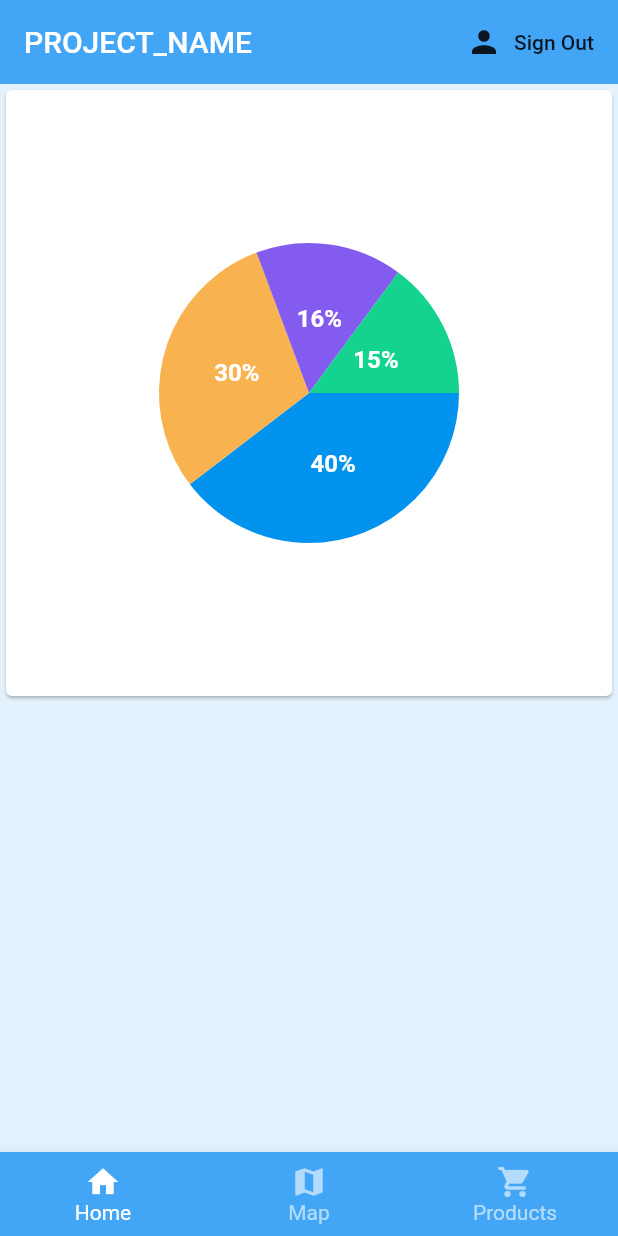
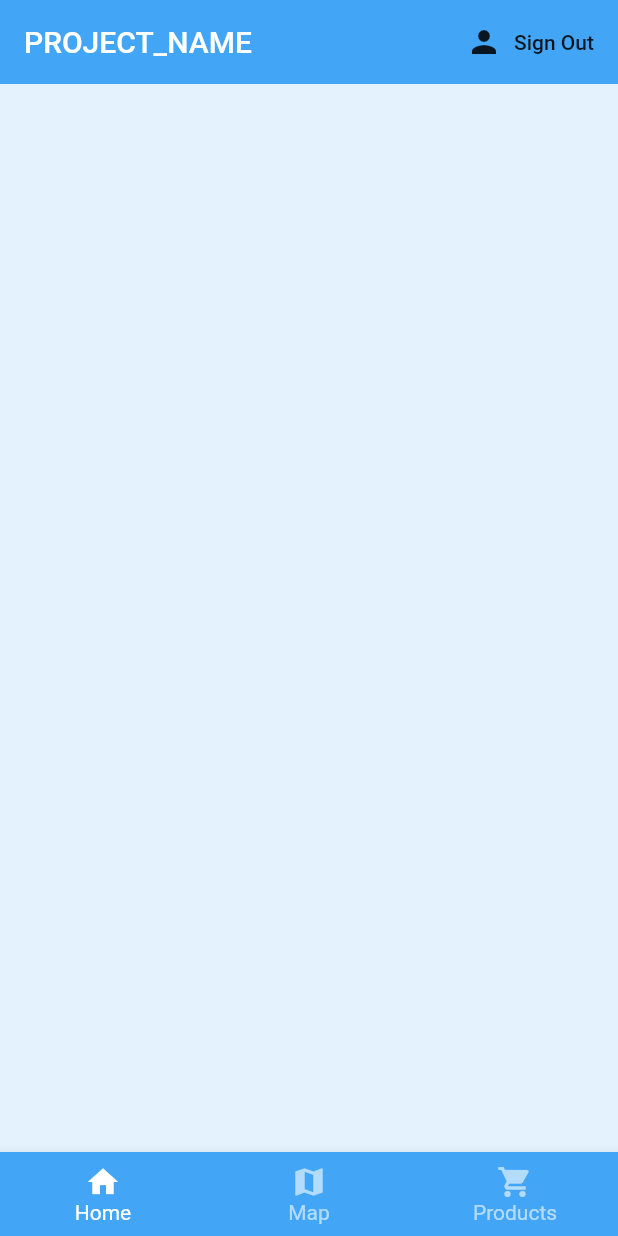
Before and after one commit to berkeka/order_tracking, a Flutter app: the screen it shows once a user with an empty profile is signed in, on a phone screen of 412 x 824 dp. Run offline on Flutter 3.47's test engine with Material 2 defaults, Android fonts, the phone set to English and light mode, and no system bars; drawn by our look-alikes of fl_chart; our stand-ins replace cloud_firestore, firebase_auth, firebase_storage, flutter_svg, google_maps_flutter, image_picker and 1 more; accounts and stored records are empty; generated files the repository leaves out were written again.

Commit message:
make chart only visible to admin

```diff
--- a/lib/screens/home/home_content.dart
+++ b/lib/screens/home/home_content.dart
@@ -17,8 +17,10 @@ class _HomeContentState extends State<HomeContent> {
   @override
   Widget build(BuildContext context) {
     final _localizations = AppLocalizations.of(context);
+    Widget chart;
     List<Widget> children = List<Widget>();
     if (widget.userData.role == 'admin') {
+      chart = BestSellingChart();
       children = [
         Padding(
           padding: EdgeInsets.only(left: 10.0),
@@ -52,14 +54,15 @@ class _HomeContentState extends State<HomeContent> {
         ),
       ];
     } else if (widget.userData.role == 'courier') {
-    } else {}
+      chart = Text("");
+    } else {chart = Text("");}
     return Scaffold(
       backgroundColor: backgroundColor[50],
       body: Column(children: [
         Row(
           children: children,
           ),
-      BestSellingChart()
+        chart
       ],
       ),
     );
```
